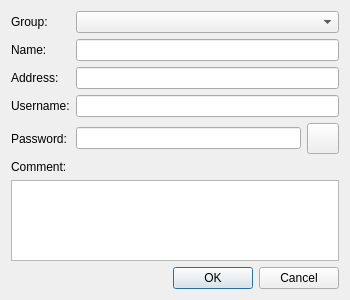
First picture: the form in source/client/ui/hosts/local_computer_dialog.ui, repository dchapyshev/aspia, before the edit.
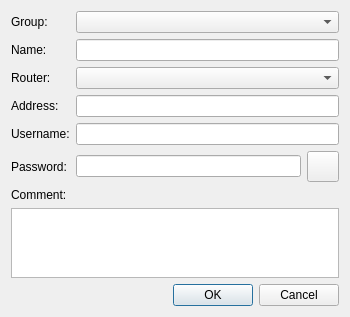
Second picture: the form after the edit. Icons and pictures are not drawn. Custom widgets are drawn as their Qt base class.

The edit to the form file:
```diff
--- a/source/client/ui/hosts/local_computer_dialog.ui
+++ b/source/client/ui/hosts/local_computer_dialog.ui
@@ -40,33 +40,43 @@
       <widget class="QLineEdit" name="edit_name"/>
      </item>
      <item row="2" column="0">
+      <widget class="QLabel" name="label_router">
+       <property name="text">
+        <string>Router:</string>
+       </property>
+      </widget>
+     </item>
+     <item row="2" column="1">
+      <widget class="QComboBox" name="combo_router"/>
+     </item>
+     <item row="3" column="0">
       <widget class="QLabel" name="label_address">
        <property name="text">
         <string>Address:</string>
        </property>
       </widget>
      </item>
-     <item row="2" column="1">
+     <item row="3" column="1">
       <widget class="QLineEdit" name="edit_address"/>
      </item>
-     <item row="3" column="0">
+     <item row="4" column="0">
       <widget class="QLabel" name="label_username">
        <property name="text">
         <string>Username:</string>
        </property>
       </widget>
      </item>
-     <item row="3" column="1">
+     <item row="4" column="1">
       <widget class="QLineEdit" name="edit_username"/>
      </item>
-     <item row="4" column="0">
+     <item row="5" column="0">
       <widget class="QLabel" name="label_password">
        <property name="text">
         <string>Password:</string>
        </property>
       </widget>
      </item>
-     <item row="4" column="1">
+     <item row="5" column="1">
       <layout class="QHBoxLayout" name="horizontalLayout_password">
        <item>
         <widget class="QLineEdit" name="edit_password">
```
